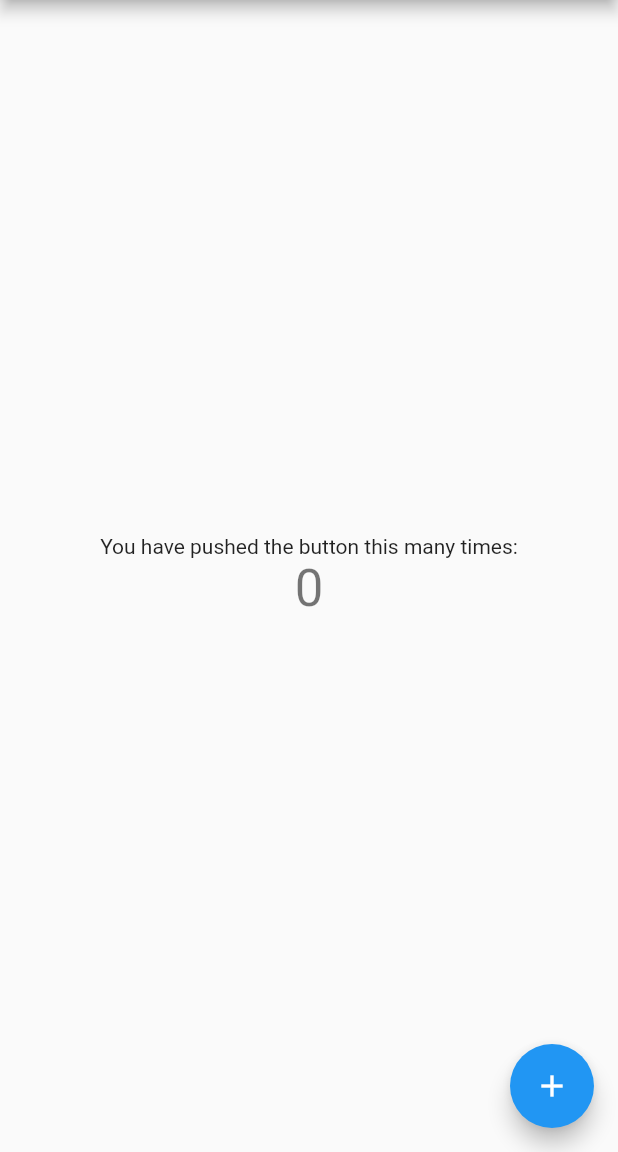
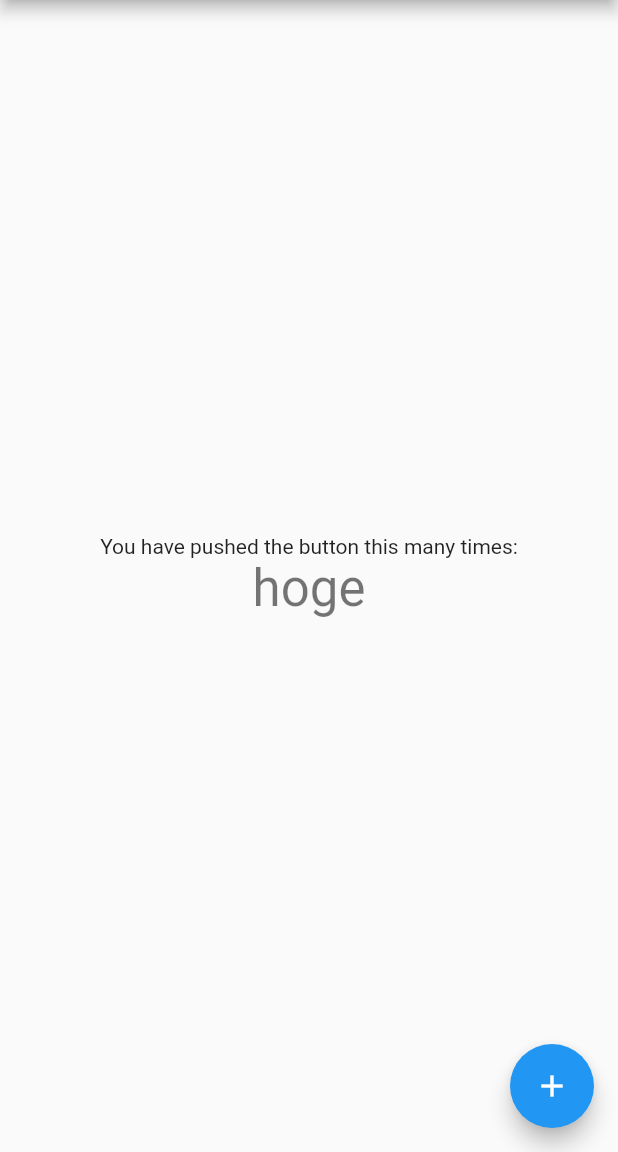
Before and after one commit to gobutaka/flutter_firebase_sample, a Flutter app: the screen it shows after launch, on a phone screen of 412 x 824 dp, the part 84-1236 px from its top. Run offline on Flutter 3.47's test engine with Material 2 defaults, Android fonts, the phone set to English and light mode, and no system bars; our stand-ins replace cloud_firestore; accounts and stored records are empty.

Commit message:
create pokemon model

```diff
--- a/lib/main.dart
+++ b/lib/main.dart
@@ -1,5 +1,6 @@
+import 'package:flutter_firebase_sample/models/pokemon.dart';
 import 'package:flutter/material.dart';
-import 'package:cloud_firestore/cloud_firestore.dart';
+import 'package:provider/provider.dart';
 
 void main() => runApp(MyApp());
 
@@ -11,73 +12,71 @@ class MyApp extends StatelessWidget {
       theme: ThemeData(
         primarySwatch: Colors.blue,
       ),
-      home: MyHomePage(title: 'Flutter Demo Home Page'),
+      home: ChangeNotifierProvider<Pokemon>(
+        create: (_) => Pokemon('hoge'),
+        child: MyHomePage(title: 'Flutter Demo Home Page'),
+      ),
     );
   }
 }
 
-class MyHomePage extends StatefulWidget {
+class MyHomePage extends StatelessWidget {
   MyHomePage({Key key, this.title}) : super(key: key);
 
   final String title;
 
   @override
-  _MyHomePageState createState() => _MyHomePageState();
-}
-
-class _MyHomePageState extends State<MyHomePage> {
-  int _counter = 0;
-  void _incrementCounter() {
-    Firestore.instance
-        .collection('pokemons')
-        .snapshots()
-        .listen((data) => data.documents.forEach((doc) => print(doc['name'])));
-    // ================================
-    Firestore.instance
-        .collection('pokemons')
-        .getDocuments()
-        .then((data) => data.documents.forEach((doc) => print(doc['name'])));
-    // ================================
-    Firestore.instance
-        .collection('pokemons')
-        .document('t5dXxD9rl2jfcHBTeLrI')
-        .get()
-        .then((document) => print(document['name']));
-    // ================================
-    // それぞれの型を確認
-    print(Firestore.instance.collection('pokemons').snapshots());
-    print(Firestore.instance.collection('pokemons').getDocuments());
-
-    setState(() {
-      _counter++;
-    });
-  }
-
-  @override
   Widget build(BuildContext context) {
     return Scaffold(
       appBar: AppBar(
-        title: Text(widget.title),
+        title: Text(title),
       ),
       body: Center(
         child: Column(
           mainAxisAlignment: MainAxisAlignment.center,
           children: <Widget>[
-            Text(
-              'You have pushed the button this many times:',
-            ),
-            Text(
-              '$_counter',
-              style: Theme.of(context).textTheme.display1,
-            ),
+            CenterTextWidget(),
+            CounterNumberWidget(),
           ],
         ),
       ),
-      floatingActionButton: FloatingActionButton(
-        onPressed: _incrementCounter,
-        tooltip: 'Increment',
-        child: Icon(Icons.add),
-      ),
+      floatingActionButton:
+          Column(mainAxisAlignment: MainAxisAlignment.end, children: <Widget>[
+        IncrementButtonWidget(),
+      ]),
     );
   }
 }
+
+class CenterTextWidget extends StatelessWidget {
+  const CenterTextWidget({Key key}) : super(key: key);
+  @override
+  Widget build(BuildContext context) {
+    return Text('You have pushed the button this many times:');
+  }
+}
+
+class CounterNumberWidget extends StatelessWidget {
+  const CounterNumberWidget({Key key}) : super(key: key);
+  @override
+  Widget build(BuildContext context) {
+    final pokemon = Provider.of<Pokemon>(context);
+    return Text(
+      '${pokemon.name}',
+      style: Theme.of(context).textTheme.display1,
+    );
+  }
+}
+
+class IncrementButtonWidget extends StatelessWidget {
+  const IncrementButtonWidget({Key key}) : super(key: key);
+  @override
+  Widget build(BuildContext context) {
+    final pokemon = Provider.of<Pokemon>(context, listen: false);
+    return FloatingActionButton(
+      onPressed: () => pokemon.find(),
+      tooltip: 'Find',
+      child: Icon(Icons.add),
+    );
+  }
+}
--- /dev/null
+++ b/lib/models/pokemon.dart
@@ -0,0 +1,21 @@
+import 'package:flutter/material.dart';
+import 'package:cloud_firestore/cloud_firestore.dart';
+
+class Pokemon with ChangeNotifier {
+  Pokemon(this._name);
+  String _name;
+  String get name => this._name;
+
+  void all() {
+    Firestore.instance.collection('pokemons').getDocuments();
+  }
+
+  void find() async {
+    await Firestore.instance
+        .collection('pokemons')
+        .document('t5dXxD9rl2jfcHBTeLrI')
+        .get()
+        .then((document) => _name = document['name']);
+    notifyListeners();
+  }
+}
```
Also changed, not shown: pubspec.yaml (+1 -6 lines), pubspec.lock.
